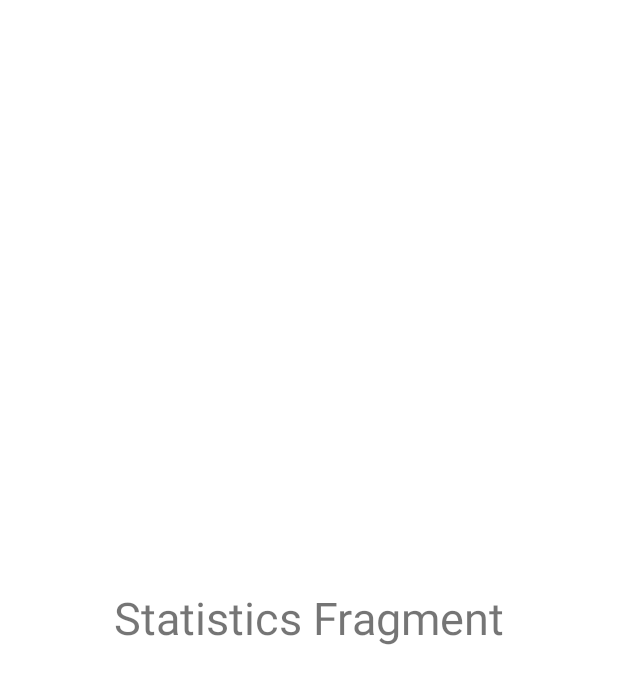
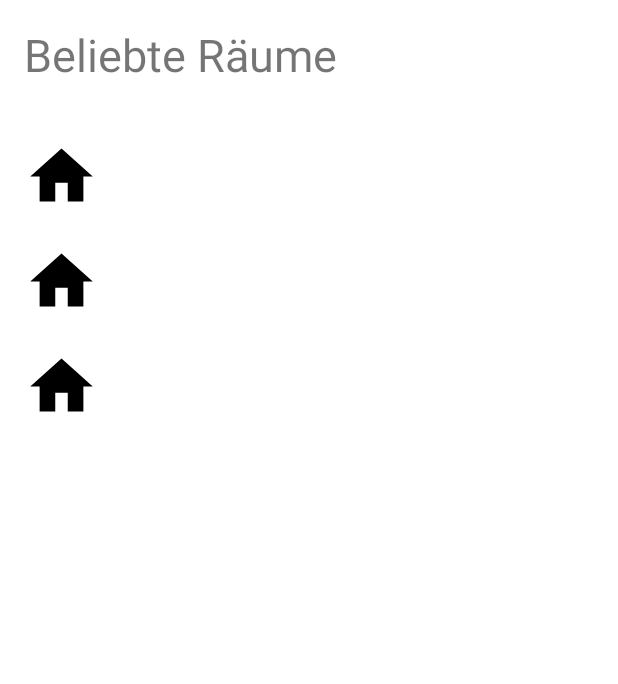
Before and after one commit to Cargozin/NZSE, an Android app: the layout fragment_ma_stats.xml on its own in the app's theme, with its tools: preview values and no code run, on a phone screen of 412 x 824 dp. Shown: the top 684 px of the screen. Run offline under Robolectric (Android 15) with nearby library versions, the phone set to English and light mode, and no system bars.

Commit message:
updated ma_stats, MainActivity, Manifest, ...
added ma_stats recycler_view

```diff
--- a/app/src/main/AndroidManifest.xml
+++ b/app/src/main/AndroidManifest.xml
@@ -9,8 +9,14 @@
         android:roundIcon="@mipmap/ic_launcher_round"
         android:supportsRtl="true"
         android:theme="@style/Theme.Cwspace">
-        <activity android:name=".Menu.ma_inforoom"></activity>
-        <activity android:name=".Menu.inforoom" />
+        <activity
+            android:name=".Menu.ma_inforoom"
+            android:label="info ma room"
+            android:parentActivityName=".Menu.Makler"/>
+        <activity
+            android:name=".Menu.inforoom"
+            android:label="info cw room"
+            android:parentActivityName=".Menu.CoWorker"/>
         <activity
             android:name=".Menu.CoWorker"
             android:label="CoWorker"
--- a/app/src/main/java/com/example/cwspace/Menu/MainActivity.java
+++ b/app/src/main/java/com/example/cwspace/Menu/MainActivity.java
@@ -6,7 +6,6 @@ import android.view.View;
 
 import androidx.appcompat.app.AppCompatActivity;
 
-import com.example.cwspace.Menu.CoWorker;
 import com.example.cwspace.R;
 
 public class MainActivity extends AppCompatActivity {
--- a/app/src/main/res/layout/activity_main.xml
+++ b/app/src/main/res/layout/activity_main.xml
@@ -1,7 +1,7 @@
 <?xml version="1.0" encoding="utf-8"?>
-<androidx.constraintlayout.widget.ConstraintLayout xmlns:android="http://schemas.android.com/apk/res/android"
+<androidx.constraintlayout.widget.ConstraintLayout
+    xmlns:android="http://schemas.android.com/apk/res/android"
     xmlns:app="http://schemas.android.com/apk/res-auto"
-    xmlns:tools="http://schemas.android.com/tools"
     android:id="@+id/container"
     android:layout_width="match_parent"
     android:layout_height="match_parent">
--- a/app/src/main/res/layout/fragment_ma_stats.xml
+++ b/app/src/main/res/layout/fragment_ma_stats.xml
@@ -1,13 +1,35 @@
 <?xml version="1.0" encoding="utf-8"?>
-<RelativeLayout xmlns:android="http://schemas.android.com/apk/res/android"
+<androidx.constraintlayout.widget.ConstraintLayout
+    xmlns:android="http://schemas.android.com/apk/res/android"
+    xmlns:app="http://schemas.android.com/apk/res-auto"
+    xmlns:tools="http://schemas.android.com/tools"
     android:layout_width="match_parent"
     android:layout_height="match_parent">
 
     <TextView
         android:layout_width="wrap_content"
         android:layout_height="wrap_content"
-        android:text="Statistics Fragment"
+        android:id="@+id/stats_roomstxt"
+        android:text="@string/stats_roomstxt"
         android:textSize="30sp"
-        android:layout_centerInParent="true"/>
+        app:layout_constraintTop_toTopOf="parent"
+        app:layout_constraintStart_toStartOf="parent"
+        android:layout_marginTop="16dp"
+        android:layout_marginStart="16dp"/>
 
-</RelativeLayout>
+    <androidx.recyclerview.widget.RecyclerView
+        android:id="@+id/show_mastats_roomlist"
+        android:layout_width="0dp"
+        android:layout_height="0dp"
+        android:layout_marginTop="16dp"
+        android:layout_marginStart="16dp"
+        android:layout_marginEnd="16dp"
+        android:layout_marginBottom="16dp"
+        android:clickable="true"
+        app:layout_constraintStart_toStartOf="parent"
+        app:layout_constraintTop_toBottomOf="@+id/stats_roomstxt"
+        app:layout_constraintEnd_toEndOf="parent"
+        app:layout_constraintBottom_toBottomOf="parent"
+        tools:listitem="@layout/item_recycler_view_stats"/>
+
+</androidx.constraintlayout.widget.ConstraintLayout>
--- /dev/null
+++ b/app/src/main/res/layout/item_recycler_view_stats.xml
@@ -0,0 +1,48 @@
+<?xml version="1.0" encoding="utf-8"?>
+<androidx.constraintlayout.widget.ConstraintLayout
+    xmlns:android="http://schemas.android.com/apk/res/android"
+    android:layout_width="match_parent"
+    android:layout_height="wrap_content"
+    xmlns:app="http://schemas.android.com/apk/res-auto"
+    android:layout_marginTop="20dp">
+
+    <TextView
+        android:layout_width="wrap_content"
+        android:layout_height="wrap_content"
+        android:id="@+id/itemname"
+        app:layout_constraintHorizontal_bias="0.1"
+        app:layout_constraintLeft_toRightOf="@id/itemimage"
+        app:layout_constraintTop_toTopOf="parent"
+        app:layout_constraintRight_toLeftOf="@id/itembook_count"/>
+
+    <TextView
+        android:layout_width="wrap_content"
+        android:layout_height="wrap_content"
+        android:id="@+id/itemnumseats"
+        app:layout_constraintHorizontal_bias="0.1"
+        app:layout_constraintTop_toBottomOf="@id/itemname"
+        app:layout_constraintLeft_toRightOf="@id/itemimage"
+        app:layout_constraintRight_toLeftOf="@id/itembook_count"
+        android:layout_marginTop="8dp"/>
+
+    <TextView
+        android:id="@+id/itembook_count"
+        android:layout_width="wrap_content"
+        android:layout_height="wrap_content"
+        android:layout_marginStart="12dp"
+        android:layout_marginTop="16dp"
+        app:layout_constraintEnd_toEndOf="parent"
+        app:layout_constraintHorizontal_bias="0.85"
+        app:layout_constraintStart_toEndOf="@id/itemimage"
+        app:layout_constraintTop_toTopOf="parent" />
+
+    <ImageView
+        android:layout_width="50dp"
+        android:layout_height="50dp"
+        android:id="@+id/itemimage"
+        app:layout_constraintTop_toTopOf="parent"
+        app:layout_constraintLeft_toLeftOf="parent"
+        android:layout_marginEnd="16dp"
+        android:src="@drawable/ic_home_black_24dp"/>
+
+</androidx.constraintlayout.widget.ConstraintLayout>
--- a/app/src/main/res/values/strings.xml
+++ b/app/src/main/res/values/strings.xml
@@ -22,5 +22,6 @@
     <string name="unbooktxt">Freigeben</string>
     <string name="edittxt">Bearbeiten</string>
     <string name="deletetxt">Löschen</string>
+    <string name="stats_roomstxt">Beliebte Räume</string>
 
 </resources>
```
Also changed, not shown: 1 other file.
